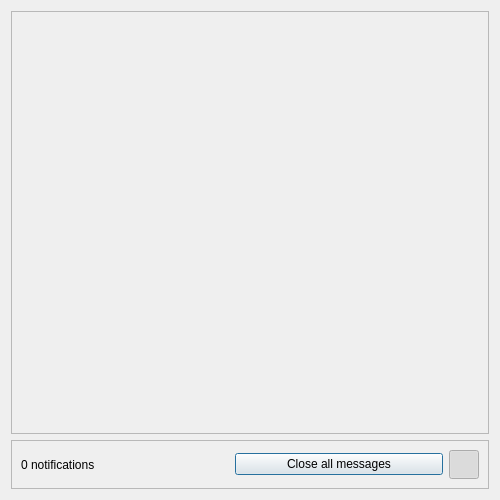
This is atlas/ui/notifications/NotificationManagerUI.ui in KJNeko/Atlas as Qt 5 draws it before an edit. The edited form follows.
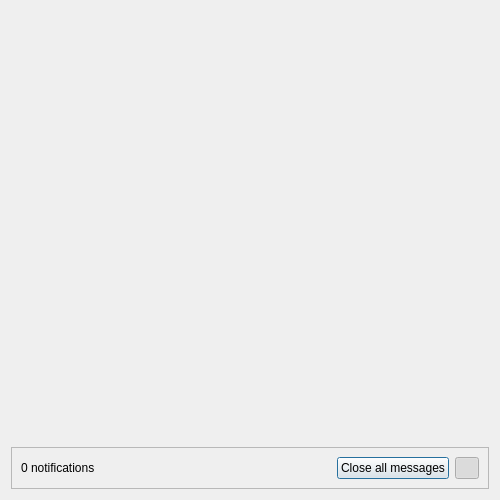
This is the edited form. Icons and pictures are not drawn.

```diff
--- a/atlas/ui/notifications/NotificationManagerUI.ui
+++ b/atlas/ui/notifications/NotificationManagerUI.ui
@@ -37,6 +37,12 @@
        <verstretch>0</verstretch>
       </sizepolicy>
      </property>
+     <property name="frameShape">
+      <enum>QFrame::NoFrame</enum>
+     </property>
+     <property name="frameShadow">
+      <enum>QFrame::Plain</enum>
+     </property>
      <property name="horizontalScrollBarPolicy">
       <enum>Qt::ScrollBarAlwaysOff</enum>
      </property>
@@ -52,7 +58,7 @@
         <x>0</x>
         <y>0</y>
         <width>300</width>
-        <height>16</height>
+        <height>18</height>
        </rect>
       </property>
       <property name="sizePolicy">
@@ -93,6 +99,19 @@
         </property>
        </widget>
       </item>
+      <item>
+       <spacer name="horizontalSpacer">
+        <property name="orientation">
+         <enum>Qt::Horizontal</enum>
+        </property>
+        <property name="sizeHint" stdset="0">
+         <size>
+          <width>40</width>
+          <height>20</height>
+         </size>
+        </property>
+       </spacer>
+      </item>
       <item>
        <widget class="QPushButton" name="pushButton">
         <property name="text">
@@ -101,7 +120,13 @@
        </widget>
       </item>
       <item>
-       <widget class="QToolButton" name="btnHideShow">
+       <widget class="QPushButton" name="btnHideShow">
+        <property name="maximumSize">
+         <size>
+          <width>24</width>
+          <height>24</height>
+         </size>
+        </property>
         <property name="text">
          <string/>
         </property>
@@ -112,8 +137,8 @@
         </property>
         <property name="iconSize">
          <size>
-          <width>22</width>
-          <height>22</height>
+          <width>18</width>
+          <height>18</height>
          </size>
         </property>
         <property name="checkable">
```
